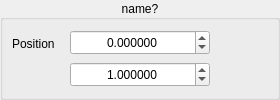
Old version of the form Gui/forms/form_motorwidget.ui in the repository slsdetectorgroup/motorControlSoftware.
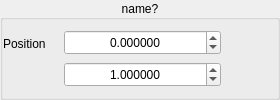
New version of the form. Icons and pictures are not drawn.

The edit to the form file:
```diff
--- a/Gui/forms/form_motorwidget.ui
+++ b/Gui/forms/form_motorwidget.ui
@@ -159,11 +159,23 @@
    <item row="0" column="0">
     <widget class="QGroupBox" name="groupbox">
      <property name="sizePolicy">
-      <sizepolicy hsizetype="Ignored" vsizetype="Ignored">
+      <sizepolicy hsizetype="Preferred" vsizetype="Fixed">
        <horstretch>0</horstretch>
        <verstretch>0</verstretch>
       </sizepolicy>
      </property>
+     <property name="minimumSize">
+      <size>
+       <width>280</width>
+       <height>100</height>
+      </size>
+     </property>
+     <property name="maximumSize">
+      <size>
+       <width>280</width>
+       <height>100</height>
+      </size>
+     </property>
      <property name="font">
       <font>
        <weight>50</weight>
@@ -179,24 +191,210 @@
      <property name="flat">
       <bool>false</bool>
      </property>
-     <layout class="QGridLayout" name="gridGroupbox">
+     <layout class="QGridLayout" name="gridLayout">
+      <property name="leftMargin">
+       <number>0</number>
+      </property>
+      <property name="rightMargin">
+       <number>0</number>
+      </property>
+      <property name="horizontalSpacing">
+       <number>6</number>
+      </property>
+      <item row="1" column="0">
+       <widget class="QPushButton" name="pushLeft">
+        <property name="sizePolicy">
+         <sizepolicy hsizetype="Fixed" vsizetype="Fixed">
+          <horstretch>0</horstretch>
+          <verstretch>0</verstretch>
+         </sizepolicy>
+        </property>
+        <property name="minimumSize">
+         <size>
+          <width>50</width>
+          <height>30</height>
+         </size>
+        </property>
+        <property name="maximumSize">
+         <size>
+          <width>50</width>
+          <height>30</height>
+         </size>
+        </property>
+        <property name="focusPolicy">
+         <enum>Qt::NoFocus</enum>
+        </property>
+        <property name="text">
+         <string/>
+        </property>
+        <property name="icon">
+         <iconset resource="../include/icons.qrc">
+          <normaloff>:/icons/images/minusImage.png</normaloff>:/icons/images/minusImage.png</iconset>
+        </property>
+        <property name="iconSize">
+         <size>
+          <width>50</width>
+          <height>30</height>
+         </size>
+        </property>
+        <property name="checkable">
+         <bool>false</bool>
+        </property>
+        <property name="flat">
+         <bool>true</bool>
+        </property>
+       </widget>
+      </item>
+      <item row="1" column="2">
+       <widget class="QPushButton" name="pushRight">
+        <property name="sizePolicy">
+         <sizepolicy hsizetype="Fixed" vsizetype="Fixed">
+          <horstretch>0</horstretch>
+          <verstretch>0</verstretch>
+         </sizepolicy>
+        </property>
+        <property name="minimumSize">
+         <size>
+          <width>50</width>
+          <height>30</height>
+         </size>
+        </property>
+        <property name="maximumSize">
+         <size>
+          <width>50</width>
+          <height>30</height>
+         </size>
+        </property>
+        <property name="focusPolicy">
+         <enum>Qt::NoFocus</enum>
+        </property>
+        <property name="text">
+         <string/>
+        </property>
+        <property name="icon">
+         <iconset resource="../include/icons.qrc">
+          <normaloff>:/icons/images/plusImage.png</normaloff>:/icons/images/plusImage.png</iconset>
+        </property>
+        <property name="iconSize">
+         <size>
+          <width>50</width>
+          <height>30</height>
+         </size>
+        </property>
+        <property name="checkable">
+         <bool>false</bool>
+        </property>
+        <property name="flat">
+         <bool>true</bool>
+        </property>
+       </widget>
+      </item>
+      <item row="1" column="1">
+       <widget class="QDoubleSpinBox" name="spinRelative">
+        <property name="sizePolicy">
+         <sizepolicy hsizetype="Preferred" vsizetype="Fixed">
+          <horstretch>0</horstretch>
+          <verstretch>0</verstretch>
+         </sizepolicy>
+        </property>
+        <property name="minimumSize">
+         <size>
+          <width>150</width>
+          <height>25</height>
+         </size>
+        </property>
+        <property name="maximumSize">
+         <size>
+          <width>16777215</width>
+          <height>25</height>
+         </size>
+        </property>
+        <property name="focusPolicy">
+         <enum>Qt::ClickFocus</enum>
+        </property>
+        <property name="alignment">
+         <set>Qt::AlignCenter</set>
+        </property>
+        <property name="keyboardTracking">
+         <bool>false</bool>
+        </property>
+        <property name="decimals">
+         <number>6</number>
+        </property>
+        <property name="minimum">
+         <double>-999999.000000000000000</double>
+        </property>
+        <property name="maximum">
+         <double>999999.999998999992386</double>
+        </property>
+        <property name="value">
+         <double>1.000000000000000</double>
+        </property>
+       </widget>
+      </item>
+      <item row="0" column="1">
+       <widget class="QDoubleSpinBox" name="spinAbsolute">
+        <property name="sizePolicy">
+         <sizepolicy hsizetype="Preferred" vsizetype="Fixed">
+          <horstretch>0</horstretch>
+          <verstretch>0</verstretch>
+         </sizepolicy>
+        </property>
+        <property name="minimumSize">
+         <size>
+          <width>150</width>
+          <height>25</height>
+         </size>
+        </property>
+        <property name="maximumSize">
+         <size>
+          <width>16777215</width>
+          <height>25</height>
+         </size>
+        </property>
+        <property name="focusPolicy">
+         <enum>Qt::ClickFocus</enum>
+        </property>
+        <property name="wrapping">
+         <bool>false</bool>
+        </property>
+        <property name="frame">
+         <bool>true</bool>
+        </property>
+        <property name="alignment">
+         <set>Qt::AlignCenter</set>
+        </property>
+        <property name="keyboardTracking">
+         <bool>false</bool>
+        </property>
+        <property name="decimals">
+         <number>6</number>
+        </property>
+        <property name="minimum">
+         <double>-999999.000000000000000</double>
+        </property>
+        <property name="maximum">
+         <double>999999.999998999992386</double>
+        </property>
+       </widget>
+      </item>
       <item row="0" column="0">
        <widget class="QLabel" name="lblPosition">
         <property name="sizePolicy">
-         <sizepolicy hsizetype="Fixed" vsizetype="Fixed">
+         <sizepolicy hsizetype="Preferred" vsizetype="Fixed">
           <horstretch>0</horstretch>
           <verstretch>0</verstretch>
          </sizepolicy>
         </property>
         <property name="minimumSize">
          <size>
-          <width>52</width>
+          <width>55</width>
           <height>30</height>
          </size>
         </property>
         <property name="maximumSize">
          <size>
-          <width>52</width>
+          <width>55</width>
           <height>30</height>
          </size>
         </property>
@@ -225,6 +423,9 @@
           <height>30</height>
          </size>
         </property>
+        <property name="layoutDirection">
+         <enum>Qt::RightToLeft</enum>
+        </property>
         <property name="text">
          <string/>
         </property>
@@ -246,177 +447,6 @@
         </property>
        </widget>
       </item>
-      <item row="0" column="1">
-       <widget class="QDoubleSpinBox" name="spinAbsolute">
-        <property name="sizePolicy">
-         <sizepolicy hsizetype="Fixed" vsizetype="Fixed">
-          <horstretch>0</horstretch>
-          <verstretch>0</verstretch>
-         </sizepolicy>
-        </property>
-        <property name="minimumSize">
-         <size>
-          <width>140</width>
-          <height>25</height>
-         </size>
-        </property>
-        <property name="maximumSize">
-         <size>
-          <width>140</width>
-          <height>25</height>
-         </size>
-        </property>
-        <property name="wrapping">
-         <bool>false</bool>
-        </property>
-        <property name="frame">
-         <bool>true</bool>
-        </property>
-        <property name="alignment">
-         <set>Qt::AlignCenter</set>
-        </property>
-        <property name="keyboardTracking">
-         <bool>false</bool>
-        </property>
-        <property name="decimals">
-         <number>6</number>
-        </property>
-        <property name="minimum">
-         <double>-999999.000000000000000</double>
-        </property>
-        <property name="maximum">
-         <double>999999.999998999992386</double>
-        </property>
-       </widget>
-      </item>
-      <item row="1" column="1">
-       <widget class="QDoubleSpinBox" name="spinRelative">
-        <property name="sizePolicy">
-         <sizepolicy hsizetype="Fixed" vsizetype="Fixed">
-          <horstretch>0</horstretch>
-          <verstretch>0</verstretch>
-         </sizepolicy>
-        </property>
-        <property name="minimumSize">
-         <size>
-          <width>140</width>
-          <height>25</height>
-         </size>
-        </property>
-        <property name="maximumSize">
-         <size>
-          <width>140</width>
-          <height>25</height>
-         </size>
-        </property>
-        <property name="alignment">
-         <set>Qt::AlignCenter</set>
-        </property>
-        <property name="keyboardTracking">
-         <bool>false</bool>
-        </property>
-        <property name="decimals">
-         <number>6</number>
-        </property>
-        <property name="minimum">
-         <double>-999999.000000000000000</double>
-        </property>
-        <property name="maximum">
-         <double>999999.999998999992386</double>
-        </property>
-        <property name="value">
-         <double>1.000000000000000</double>
-        </property>
-       </widget>
-      </item>
-      <item row="1" column="2">
-       <widget class="QPushButton" name="pushRight">
-        <property name="sizePolicy">
-         <sizepolicy hsizetype="Fixed" vsizetype="Fixed">
-          <horstretch>0</horstretch>
-          <verstretch>0</verstretch>
-         </sizepolicy>
-        </property>
-        <property name="minimumSize">
-         <size>
-          <width>50</width>
-          <height>30</height>
-         </size>
-        </property>
-        <property name="maximumSize">
-         <size>
-          <width>50</width>
-          <height>30</height>
-         </size>
-        </property>
-        <property name="focusPolicy">
-         <enum>Qt::NoFocus</enum>
-        </property>
-        <property name="text">
-         <string/>
-        </property>
-        <property name="icon">
-         <iconset resource="../include/icons.qrc">
-          <normaloff>:/icons/images/plusImage.png</normaloff>:/icons/images/plusImage.png</iconset>
-        </property>
-        <property name="iconSize">
-         <size>
-          <width>50</width>
-          <height>30</height>
-         </size>
-        </property>
-        <property name="checkable">
-         <bool>false</bool>
-        </property>
-        <property name="flat">
-         <bool>true</bool>
-        </property>
-       </widget>
-      </item>
-      <item row="1" column="0">
-       <widget class="QPushButton" name="pushLeft">
-        <property name="sizePolicy">
-         <sizepolicy hsizetype="Fixed" vsizetype="Fixed">
-          <horstretch>0</horstretch>
-          <verstretch>0</verstretch>
-         </sizepolicy>
-        </property>
-        <property name="minimumSize">
-         <size>
-          <width>50</width>
-          <height>30</height>
-         </size>
-        </property>
-        <property name="maximumSize">
-         <size>
-          <width>50</width>
-          <height>30</height>
-         </size>
-        </property>
-        <property name="focusPolicy">
-         <enum>Qt::NoFocus</enum>
-        </property>
-        <property name="text">
-         <string/>
-        </property>
-        <property name="icon">
-         <iconset resource="../include/icons.qrc">
-          <normaloff>:/icons/images/minusImage.png</normaloff>:/icons/images/minusImage.png</iconset>
-        </property>
-        <property name="iconSize">
-         <size>
-          <width>50</width>
-          <height>30</height>
-         </size>
-        </property>
-        <property name="checkable">
-         <bool>false</bool>
-        </property>
-        <property name="flat">
-         <bool>true</bool>
-        </property>
-       </widget>
-      </item>
      </layout>
     </widget>
    </item>
```
Left out of the diff: 11 changed lines with no effect on the pictures.
